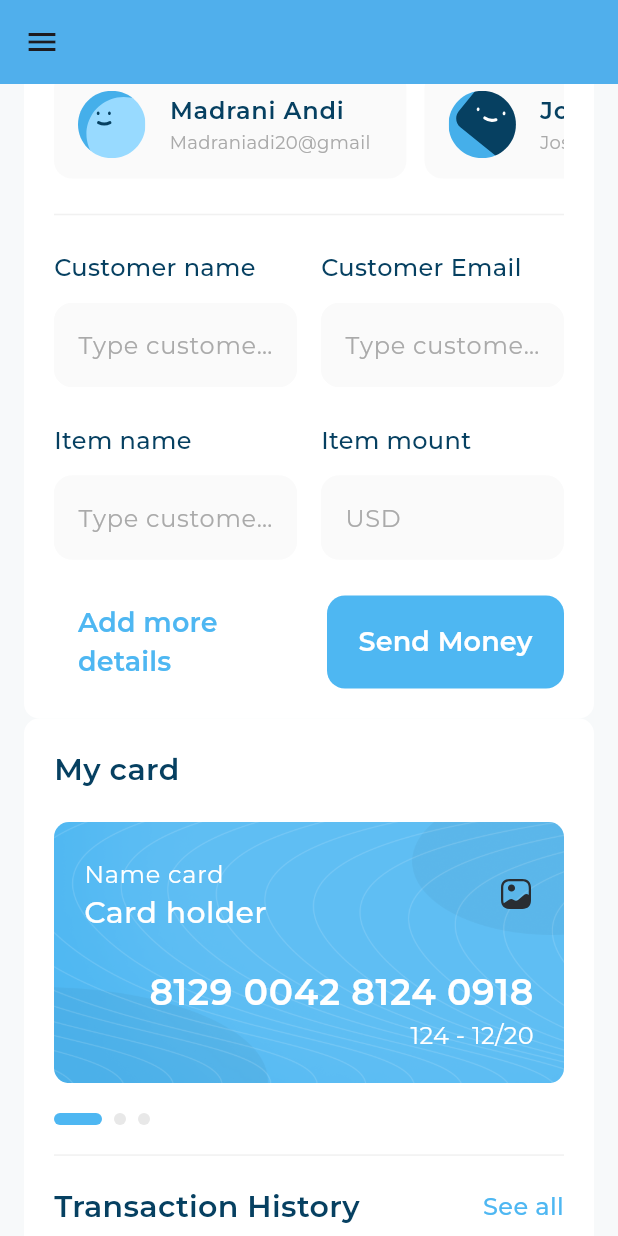
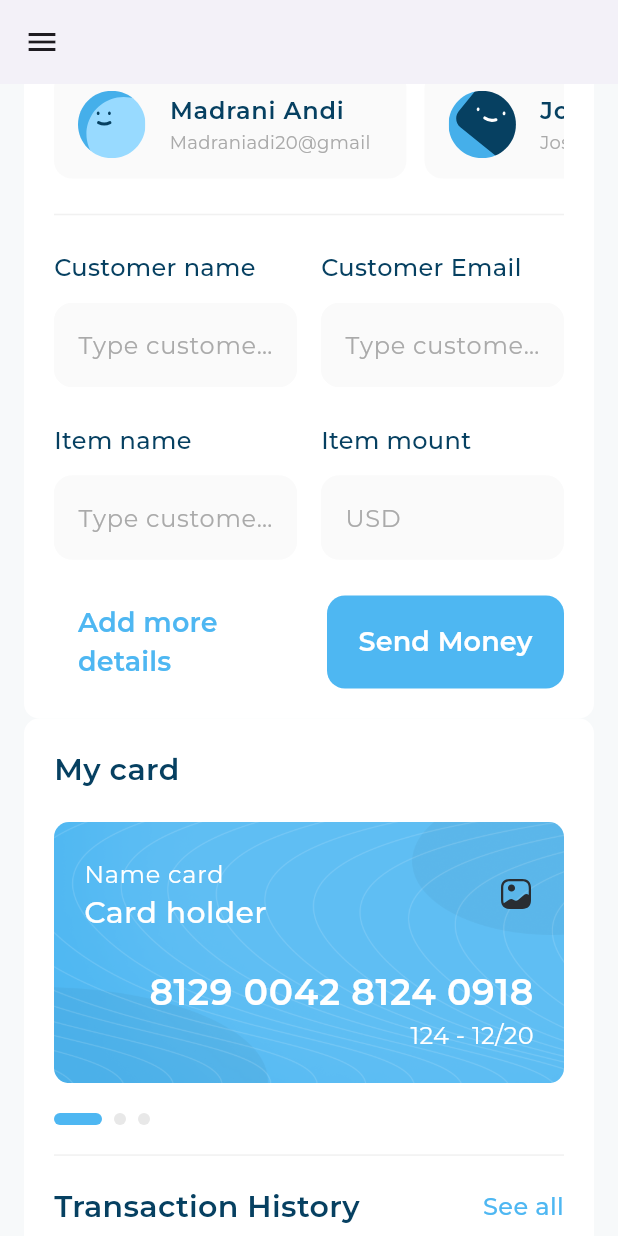
Before and after one commit to Mohamed123-r/responsive_dash_board, a Flutter app: the screen it shows after launch, scrolled down 576 dp, on a phone screen of 412 x 824 dp. Run offline on Flutter 3.47's test engine with Material 3 defaults, Android fonts, the phone set to English and light mode, and no system bars; drawn by our look-alikes of expandable_page_view; our stand-ins replace fl_chart, flutter_svg; project files that could hold a hidden picture were left out.

Commit message:
Refactor DashBoardTablet to DashBoardTabletLayout and update DashBoardView to use DashBoardTabletLayout. Adjust AppBar color in DashBoardView for mobile layout.

```diff
--- a/lib/views/dash_board_view.dart
+++ b/lib/views/dash_board_view.dart
@@ -3,7 +3,6 @@ import 'package:responsive_dash_board/widgets/adaptive_layout.dart';
 import 'package:responsive_dash_board/widgets/dash_board_desktop_layout.dart';
 import 'package:responsive_dash_board/widgets/dash_board_mobile_layout.dart';
 import 'package:responsive_dash_board/widgets/dash_board_tablet.dart';
-
 import '../widgets/custom_drawer.dart';
 
 class DashBoardView extends StatelessWidget {
@@ -16,13 +15,13 @@ class DashBoardView extends StatelessWidget {
           MediaQuery.of(context).size.width < 800 ? const CustomDrawer() : null,
       appBar: MediaQuery.of(context).size.width < 800
           ? AppBar(
-              backgroundColor: const Color(0xff4EB7F2),
+              backgroundColor: Colors.white,
             )
           : null,
       backgroundColor: const Color(0xffF7F9FA),
       body: AdaptiveLayout(
         mobileLayout: (context) => const DashBoardMobileLayout(),
-        tabletLayout: (context) => const DashBoardTablet(),
+        tabletLayout: (context) => const DashBoardTabletLayout(),
         desktopLayout: (context) => const DashBoardDesktopLayout(),
       ),
     );
--- a/lib/widgets/dash_board_tablet.dart
+++ b/lib/widgets/dash_board_tablet.dart
@@ -2,8 +2,8 @@ import 'package:flutter/material.dart';
 import 'custom_drawer.dart';
 import 'dash_board_mobile_layout.dart';
 
-class DashBoardTablet extends StatelessWidget {
-  const DashBoardTablet({super.key});
+class DashBoardTabletLayout extends StatelessWidget {
+  const DashBoardTabletLayout({super.key});
 
   @override
   Widget build(BuildContext context) {
```
